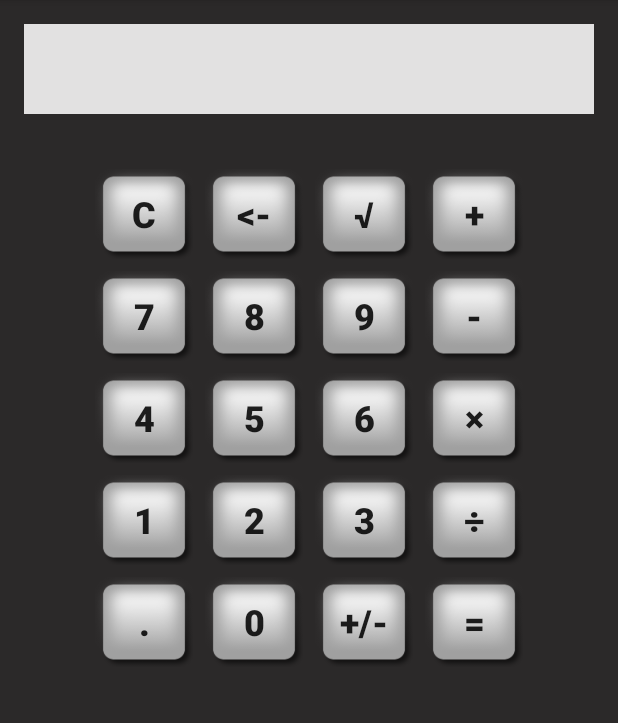
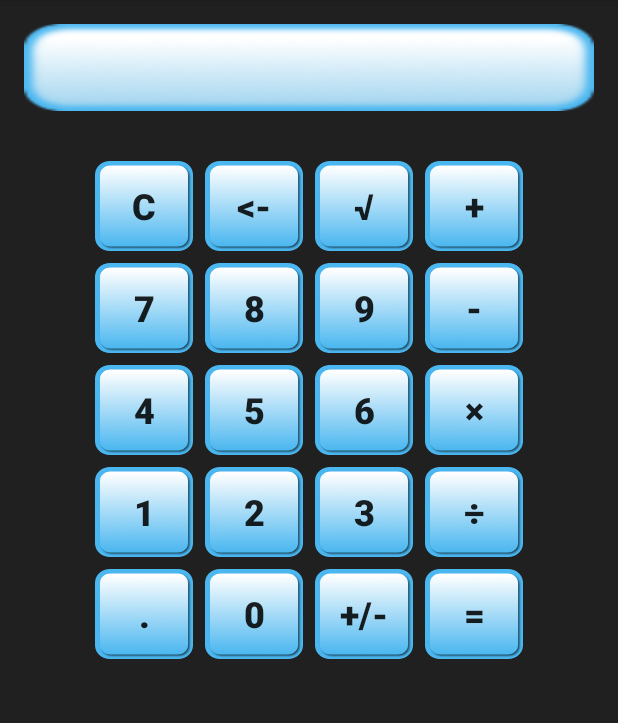
Before and after one commit to szczypiorofix/kalkulator-android, an Android app: the screen it shows after launch (MainActivity), on a phone screen of 412 x 824 dp, the part 84-807 px from its top. Run offline under Robolectric (Android 15) with nearby library versions, the phone set to English and light mode, and no system bars.

Commit message:
Ładne buttony i pole liczb.

```diff
--- a/app/src/main/res/layout/activity_main.xml
+++ b/app/src/main/res/layout/activity_main.xml
@@ -8,7 +8,7 @@
     android:paddingRight="@dimen/activity_horizontal_margin"
     android:paddingTop="@dimen/activity_vertical_margin"
     tools:context="com.example.piotrek.kalkulator.MainActivity"
-    android:background="#2b2929">
+    android:background="@color/activity_background">
 
     <LinearLayout
         android:orientation="vertical"
@@ -22,13 +22,13 @@
 
         <TextView
             android:layout_width="fill_parent"
-            android:layout_height="60dp"
+            android:layout_height="58dp"
             android:id="@+id/eWynik"
             android:textSize="28sp"
             android:textStyle="bold"
             android:text="@string/eWynik"
             android:gravity="center|right"
-            android:background="#e2e1e1"
+            android:background="@drawable/textfield"
             android:textColor="#000000"
             android:padding="5dp"
             android:maxLength="15" />
@@ -37,10 +37,10 @@
             android:layout_height="wrap_content"
             android:id="@+id/eError"
             android:layout_gravity="center_horizontal"
-            android:textSize="24sp"
+            android:textSize="22sp"
             android:textStyle="bold"
             android:textColor="#ffffff"
-            android:gravity="center|right" />
+            android:gravity="center_vertical|center" />
         <GridLayout
             android:layout_width="wrap_content"
             android:layout_height="wrap_content"
--- a/app/src/main/res/values/colors.xml
+++ b/app/src/main/res/values/colors.xml
@@ -4,4 +4,5 @@
     <color name="colorPrimaryDark">#020b3e</color>
     <color name="colorAccent">#FF4081</color>
     <color name="colorBackground">#000000</color>
+    <color name="activity_background">#212020</color>
 </resources>
```
Also changed, not shown: app/src/main/calcbutton.png, app/src/main/res/drawable/calcbutton.png, app/src/main/res/drawable/textfield.png (added), app/src/main/textfield.png (added), 2 other files.
